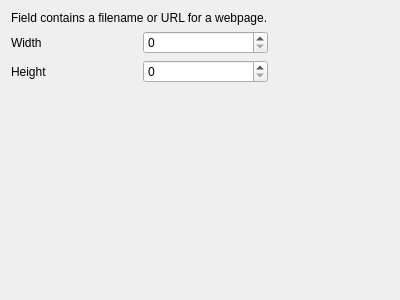
Qt form src/ui/editorwidgets/qgswebviewconfigdlgbase.ui (qgis/QGIS) before a commit.
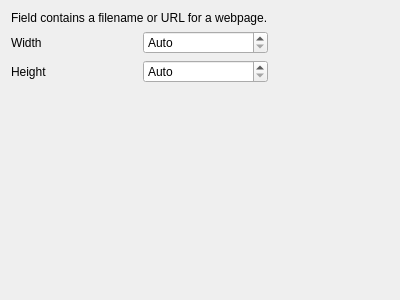
The same form after that commit. Custom widgets are drawn as their Qt base class.

Commit message:
UX improvements to photo, web view and external resource widget config
- Better explanatory text
- Change '0' values to 'Auto'
- Ad 'px' suffix to values
- Allow resetting sizes to Auto with clear button

```diff
--- a/src/ui/editorwidgets/qgswebviewconfigdlgbase.ui
+++ b/src/ui/editorwidgets/qgswebviewconfigdlgbase.ui
@@ -42,7 +42,13 @@
     </spacer>
    </item>
    <item row="1" column="1">
-    <widget class="QSpinBox" name="sbWidgetWidth">
+    <widget class="QgsSpinBox" name="sbWidgetWidth">
+     <property name="specialValueText">
+      <string>Auto</string>
+     </property>
+     <property name="suffix">
+      <string> px</string>
+     </property>
      <property name="maximum">
       <number>10000</number>
      </property>
@@ -56,9 +62,12 @@
     </widget>
    </item>
    <item row="2" column="1">
-    <widget class="QSpinBox" name="sbWidgetHeight">
+    <widget class="QgsSpinBox" name="sbWidgetHeight">
+     <property name="specialValueText">
+      <string>Auto</string>
+     </property>
      <property name="suffix">
-      <string/>
+      <string> px</string>
      </property>
      <property name="prefix">
       <string/>
@@ -83,6 +92,13 @@
    </item>
   </layout>
  </widget>
+ <customwidgets>
+  <customwidget>
+   <class>QgsSpinBox</class>
+   <extends>QSpinBox</extends>
+   <header>qgsspinbox.h</header>
+  </customwidget>
+ </customwidgets>
  <resources/>
  <connections/>
 </ui>
```
The commit also changes 2 other files.
